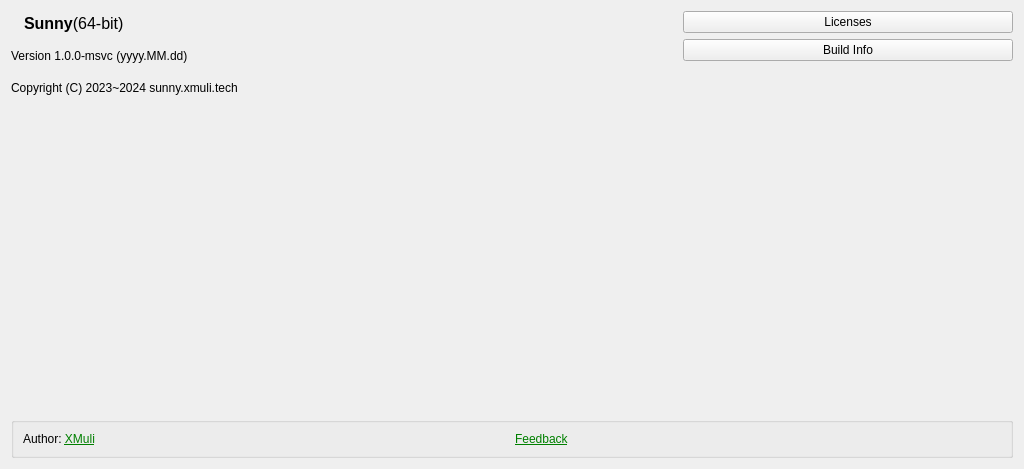
First picture: the form in src/ui/composite_widgets/about.ui, repository XMuli/SunnyCapturer, before the edit.
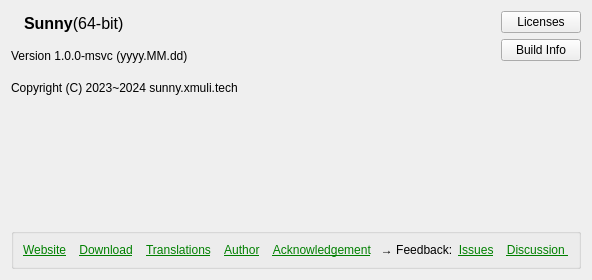
Second picture: the form after the edit. Icons and pictures are not drawn.

Commit message: UI: update windows size

What changed in the file:
```diff
--- a/src/ui/composite_widgets/about.ui
+++ b/src/ui/composite_widgets/about.ui
@@ -6,8 +6,8 @@
    <rect>
     <x>0</x>
     <y>0</y>
-    <width>1024</width>
-    <height>469</height>
+    <width>584</width>
+    <height>280</height>
    </rect>
   </property>
   <property name="windowTitle">
@@ -84,59 +84,6 @@
      </layout>
     </widget>
    </item>
-   <item row="4" column="0" colspan="3">
-    <widget class="QGroupBox" name="groupBox">
-     <property name="title">
-      <string/>
-     </property>
-     <layout class="QVBoxLayout" name="verticalLayout_3">
-      <item>
-       <widget class="QWidget" name="widget" native="true">
-        <layout class="QHBoxLayout" name="horizontalLayout_2">
-         <property name="leftMargin">
-          <number>0</number>
-         </property>
-         <property name="topMargin">
-          <number>0</number>
-         </property>
-         <property name="rightMargin">
-          <number>0</number>
-         </property>
-         <property name="bottomMargin">
-          <number>0</number>
-         </property>
-         <item>
-          <widget class="QLabel" name="labMail">
-           <property name="text">
-            <string>&lt;html&gt;&lt;head/&gt;&lt;body&gt;&lt;p&gt;Author: &lt;a href=&quot;https://github.com/XMuli&quot;&gt;&lt;span style=&quot; text-decoration: underline; color:#008000;&quot;&gt;XMuli&lt;/span&gt;&lt;/a&gt;&lt;/p&gt;&lt;/body&gt;&lt;/html&gt;</string>
-           </property>
-           <property name="openExternalLinks">
-            <bool>true</bool>
-           </property>
-          </widget>
-         </item>
-         <item>
-          <widget class="QLabel" name="labIMGroup">
-           <property name="text">
-            <string>&lt;html&gt;&lt;head/&gt;&lt;body&gt;&lt;p&gt;&lt;a href=&quot;https://github.com/XMuli/SunnyPages/issues&quot;&gt;&lt;span style=&quot; text-decoration: underline; color:#008000;&quot;&gt;Feedback&lt;/span&gt;&lt;/a&gt;&lt;/p&gt;&lt;/body&gt;&lt;/html&gt;</string>
-           </property>
-           <property name="textFormat">
-            <enum>Qt::RichText</enum>
-           </property>
-           <property name="alignment">
-            <set>Qt::AlignLeading|Qt::AlignLeft|Qt::AlignVCenter</set>
-           </property>
-           <property name="openExternalLinks">
-            <bool>true</bool>
-           </property>
-          </widget>
-         </item>
-        </layout>
-       </widget>
-      </item>
-     </layout>
-    </widget>
-   </item>
    <item row="0" column="2" rowspan="3">
     <widget class="QWidget" name="widget_2" native="true">
      <layout class="QVBoxLayout" name="verticalLayout">
@@ -189,7 +136,7 @@
      </property>
     </widget>
    </item>
-   <item row="2" column="0" colspan="2">
+   <item row="2" column="0">
     <widget class="QLabel" name="labCopyright">
      <property name="text">
       <string>&lt;html&gt;&lt;head&gt;&lt;style&gt;a{text-decoration:none;color:black;}&lt;/style&gt;&lt;/head&gt;&lt;body&gt;&lt;p&gt;Copyright (C) 2023~2024 &lt;a href=&quot;https://sunny.xmuli.tech&quot;&gt;sunny.xmuli.tech&lt;/a&gt;&lt;/p&gt;&lt;/body&gt;&lt;/html&gt;</string>
@@ -202,7 +149,7 @@
      </property>
     </widget>
    </item>
-   <item row="3" column="0">
+   <item row="3" column="1">
     <spacer name="verticalSpacer">
      <property name="orientation">
       <enum>Qt::Vertical</enum>
@@ -218,6 +165,43 @@
      </property>
     </spacer>
    </item>
+   <item row="4" column="0" colspan="3">
+    <widget class="QGroupBox" name="groupBox">
+     <property name="title">
+      <string/>
+     </property>
+     <layout class="QVBoxLayout" name="verticalLayout_3">
+      <item>
+       <widget class="QWidget" name="widget" native="true">
+        <layout class="QVBoxLayout" name="verticalLayout_2">
+         <property name="leftMargin">
+          <number>0</number>
+         </property>
+         <property name="topMargin">
+          <number>0</number>
+         </property>
+         <property name="rightMargin">
+          <number>0</number>
+         </property>
+         <property name="bottomMargin">
+          <number>0</number>
+         </property>
+         <item>
+          <widget class="QLabel" name="labMail_2">
+           <property name="text">
+            <string>&lt;html&gt;&lt;head/&gt;&lt;body&gt;&lt;p&gt;&lt;a href=&quot;https://sunny.xmuli.tech&quot;&gt;&lt;span style=&quot; text-decoration: underline; color:#008000;&quot;&gt;Website&lt;/span&gt;&lt;/a&gt;   &amp;nbsp;&amp;nbsp;   &lt;a href=&quot;https://github.com/XMuli/SunnyPages/releases&quot;&gt;&lt;span style=&quot; text-decoration: underline; color:#008000;&quot;&gt;Download&lt;/span&gt;&lt;/a&gt; &amp;nbsp;&amp;nbsp; &lt;a href=&quot;https://github.com/XMuli/SunnyPages/tree/master/translations&quot;&gt;&lt;span style=&quot; text-decoration: underline; color:#008000;&quot;&gt;Translations&lt;/span&gt;&lt;/a&gt; &amp;nbsp;&amp;nbsp; &lt;a href=&quot;https://github.com/XMuli&quot;&gt;&lt;span style=&quot; text-decoration: underline; color:#008000;&quot;&gt;Author&lt;/span&gt;&lt;/a&gt; &amp;nbsp;&amp;nbsp; &lt;a href=&quot;https://sunny.xmuli.tech/acknowledgement.html&quot;&gt;&lt;span style=&quot; text-decoration: underline; color:#008000;&quot;&gt;Acknowledgement&lt;/span&gt;&lt;/a&gt; &amp;nbsp;&amp;nbsp;→  Feedback:&amp;nbsp; &lt;a href=&quot;https://github.com/XMuli/SunnyPages/issues&quot;&gt;&lt;span style=&quot; text-decoration: underline; color:#008000;&quot;&gt;Issues&lt;/span&gt;&lt;/a&gt; &amp;nbsp;&amp;nbsp; &lt;a href=&quot;https://txc.qq.com/products/649489&quot;&gt;&lt;span style=&quot; text-decoration: underline; color:#008000;&quot;&gt;Discussion &lt;/span&gt;&lt;/a&gt;&lt;/p&gt;&lt;/body&gt;&lt;/html&gt;</string>
+           </property>
+           <property name="openExternalLinks">
+            <bool>true</bool>
+           </property>
+          </widget>
+         </item>
+        </layout>
+       </widget>
+      </item>
+     </layout>
+    </widget>
+   </item>
   </layout>
  </widget>
  <resources>
```
The commit also changes 4 other files.
